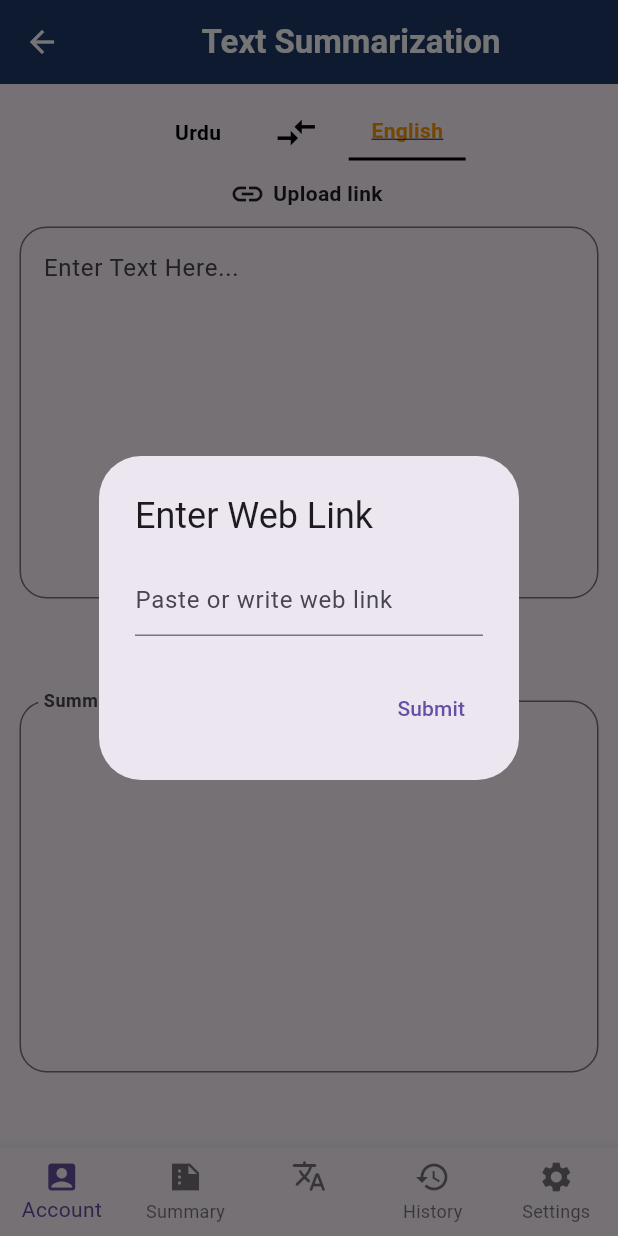
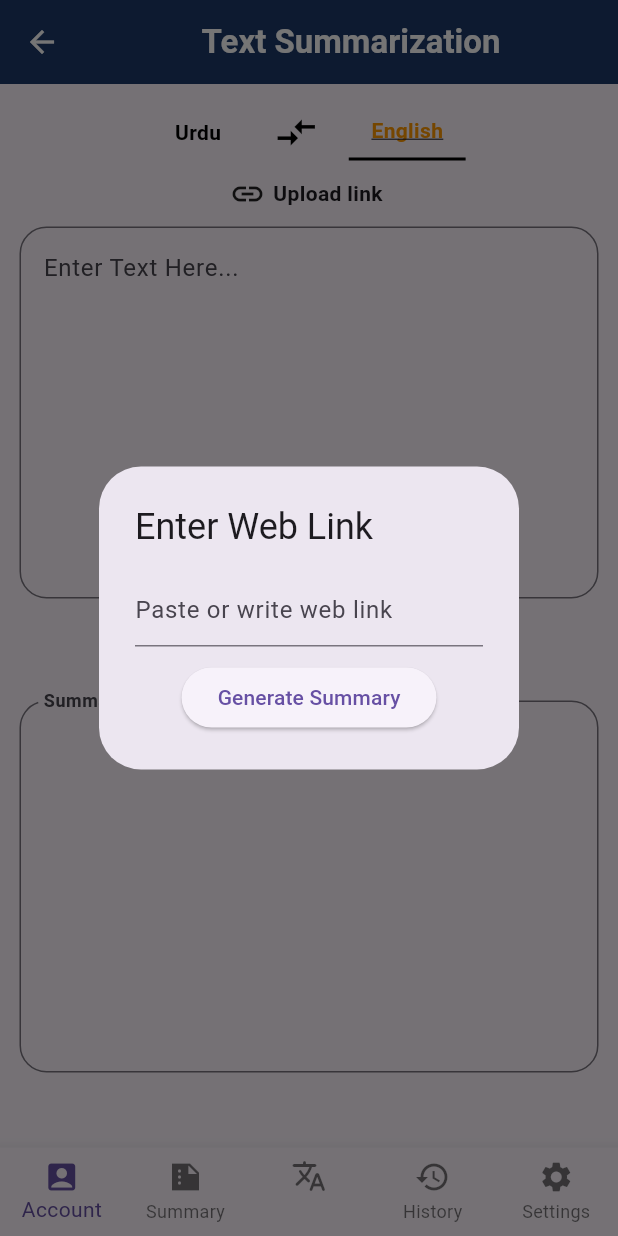
Before and after one commit to Wasiue03/linguotech, a Flutter app: the SummaryGeneratorScreen screen opened by its route, after a tap on "English", after a tap on "Upload link", on a phone screen of 412 x 824 dp. Run offline on Flutter 3.47's test engine with Material 3 defaults, Android fonts, the phone set to English and light mode, and no system bars; our stand-ins replace cloud_firestore, firebase_auth, firebase_core, flutter_tts, google_sign_in, shared_preferences; accounts and stored records are empty.

Commit message:
integrated web scrapper algo

```diff
--- a/lib/Screens/Summarization/summary.dart
+++ b/lib/Screens/Summarization/summary.dart
@@ -2,6 +2,8 @@ import 'package:flutter/material.dart';
 import 'package:linguotech/widgets/Nav_Bar/Navigation_bar.dart';
 import 'package:linguotech/widgets/icons.dart';
 import 'package:linguotech/widgets/language_selectot.dart';
+import 'dart:convert';
+import 'package:http/http.dart' as http;
 
 class SummaryGenerator extends StatelessWidget {
   @override
@@ -25,7 +27,7 @@ class _SummaryGeneratorScreenState extends State<SummaryGeneratorScreen> {
   TextEditingController _inputController = TextEditingController();
   TextEditingController _outputController = TextEditingController();
   String selectedLanguage = 'Urdu';
-  String _webLink = '';
+  String url = '';
 
   @override
   Widget build(BuildContext context) {
@@ -126,25 +128,60 @@ class _SummaryGeneratorScreenState extends State<SummaryGeneratorScreen> {
       builder: (BuildContext context) {
         return AlertDialog(
           title: Text('Enter Web Link'),
-          content: TextField(
+          content: Column(
+            mainAxisSize: MainAxisSize.min,
+            children: [
+              TextField(
                 onChanged: (value) {
                   setState(() {
-                _webLink = value;
+                    url = value;
                   });
                 },
-            decoration: InputDecoration(hintText: 'Paste or write web link'),
+                decoration:
+                    InputDecoration(hintText: 'Paste or write web link'),
               ),
-          actions: <Widget>[
-            TextButton(
-              child: Text('Submit'),
-              onPressed: () {
-                Navigator.of(context).pop();
-                // Perform actions with _webLink
+              SizedBox(height: 10),
+              ElevatedButton(
+                onPressed: () async {
+                  // Call a method to fetch summary from the provided link
+                  String summary = await fetchSummaryFromLink(url);
+                  print(summary);
+                  _outputController.text = summary;
+                  Navigator.of(context).pop(); // Close dialog
                 },
+                child: Text('Generate Summary'),
               ),
             ],
+          ),
         );
       },
     );
   }
+
+  Future<String> fetchSummaryFromLink(String url) async {
+    try {
+      var headers = {'Content-Type': 'application/json'};
+      var body = json.encode({'url': url}); // Encode the URL as JSON
+      var response = await http.post(
+        Uri.parse(
+            'http://10.0.2.2:5000/summary'), // Replace with your server address
+        headers: headers,
+        body: body,
+      );
+
+      if (response.statusCode == 200) {
+        var data = json.decode(response.body);
+        String summary = data['summary']; // Extract summary from response
+        // Set the summary text to the output controller
+        setState(() {
+          _outputController.text = summary;
+        });
+        return summary;
+      } else {
+        throw Exception('Failed to fetch summary: ${response.reasonPhrase}');
       }
+    } catch (error) {
+      return 'Error: $error';
+    }
+  }
+}
--- a/lib/model/translation_urdu/ur_to_eng.dart
+++ b/lib/model/translation_urdu/ur_to_eng.dart
@@ -19,7 +19,7 @@ class TranslateLogic {
         return await response.stream.bytesToString();
       } else if (response.statusCode == 500) {
         // Handle the case when the server returns HTTP status code 500
-        return 'Unknown Vocabulary';
+        return 'Unknown ';
       } else {
         // Return an error message if the request was not successful
         return 'Error: ${response.reasonPhrase}';
```
Lines whose indentation alone changed are shown as unchanged.
